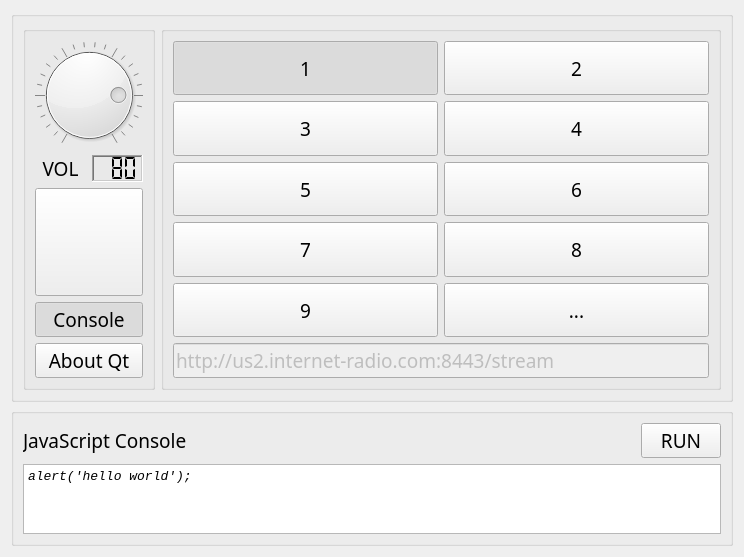
First picture: the form in src/mainwidget.ui, repository machnik/HelloRadio, before the edit.
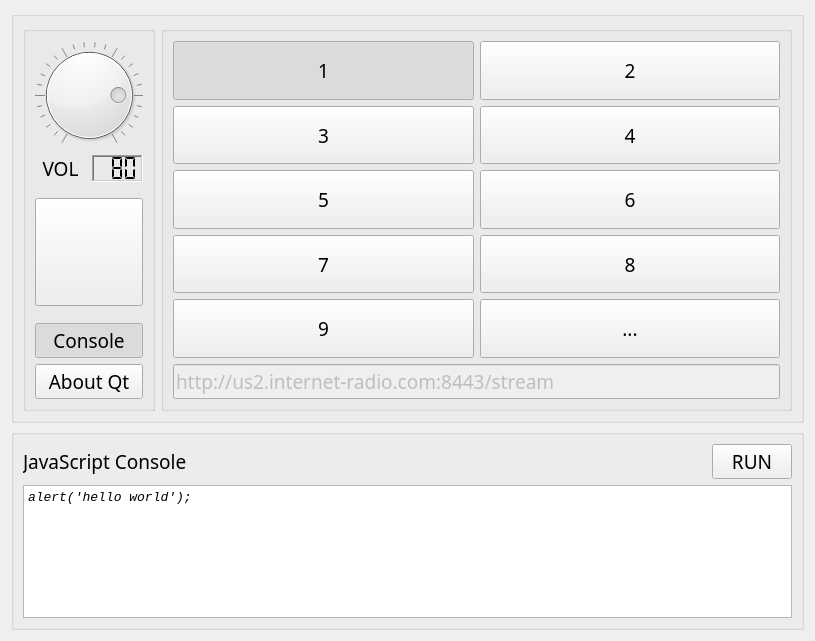
Second picture: the form after the edit. Icons and pictures are not drawn.

Diff of the .ui file:
```diff
--- a/src/mainwidget.ui
+++ b/src/mainwidget.ui
@@ -6,8 +6,8 @@
    <rect>
     <x>0</x>
     <y>0</y>
-    <width>744</width>
-    <height>531</height>
+    <width>815</width>
+    <height>641</height>
    </rect>
   </property>
   <property name="font">
@@ -115,6 +115,19 @@
            </item>
           </layout>
          </item>
+         <item>
+          <spacer name="verticalSpacer">
+           <property name="orientation">
+            <enum>Qt::Vertical</enum>
+           </property>
+           <property name="sizeHint" stdset="0">
+            <size>
+             <width>20</width>
+             <height>40</height>
+            </size>
+           </property>
+          </spacer>
+         </item>
          <item>
           <widget class="QPushButton" name="playPB">
            <property name="enabled">
@@ -141,6 +154,19 @@
            </property>
           </widget>
          </item>
+         <item>
+          <spacer name="verticalSpacer_2">
+           <property name="orientation">
+            <enum>Qt::Vertical</enum>
+           </property>
+           <property name="sizeHint" stdset="0">
+            <size>
+             <width>20</width>
+             <height>40</height>
+            </size>
+           </property>
+          </spacer>
+         </item>
          <item>
           <widget class="QPushButton" name="jsConsolePB">
            <property name="enabled">
```
